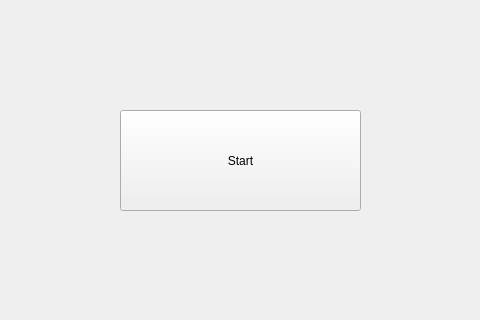
This is client.ui in SINA-JAHANGIR/Skull-King as Qt 5 draws it before an edit; both pictures show x 90 to 570 and y 90 to 410 of the 800 by 600 pixel window. The edited form follows.
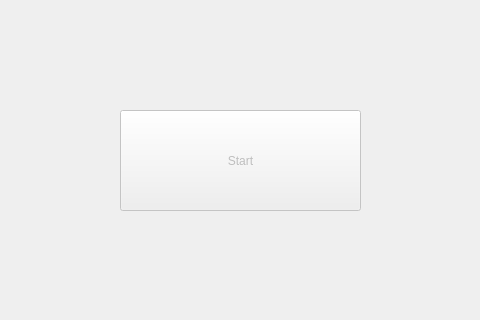
This is the edited form.

Diff of the .ui file:
```diff
--- a/client.ui
+++ b/client.ui
@@ -15,6 +15,9 @@
   </property>
   <widget class="QWidget" name="centralwidget">
    <widget class="QPushButton" name="btn_start">
+    <property name="enabled">
+     <bool>false</bool>
+    </property>
     <property name="geometry">
      <rect>
       <x>210</x>
```
